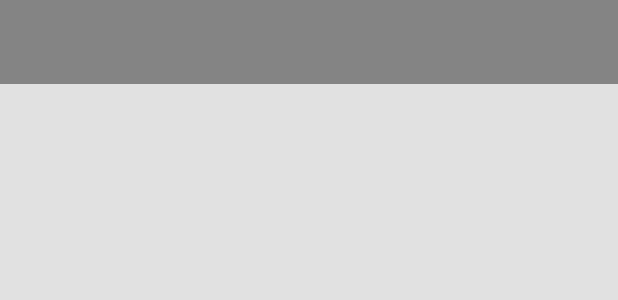
After one commit to FelipeCottaVivaldi/MovileUp, an Android app: the layout base_navigation_toolbar_activity.xml on its own in the app's theme, with its tools: preview values and no code run, on a phone screen of 412 x 824 dp. The commit adds this screen. Shown: the top 300 px of the screen. Run offline under Robolectric (Android 15) with nearby library versions, the phone set to English and light mode, and no system bars.

Commit message:
-SeasonDetailsToolbar

```diff
--- a/SeriesTracker/app/src/main/java/com/movile/up/seriestracker/interfaces/OnContentClickListener.java
+++ b/SeriesTracker/app/src/main/java/com/movile/up/seriestracker/interfaces/OnContentClickListener.java
@@ -1,8 +1,10 @@
 package com.movile.up.seriestracker.interfaces;
+
+import com.movile.up.seriestracker.model.Episode;
 
 /**
  * Created by android on 7/20/15.
  */
-public interface OnContentClickListener<X> {
-    public void OnEpisodesSuccess(X x);
+public interface OnContentClickListener{
+    public void onEpisodeClick(Episode episode);
 }
--- a/SeriesTracker/app/src/main/java/com/movile/up/seriestracker/presenter/EpisodeDetailsPresenter.java
+++ b/SeriesTracker/app/src/main/java/com/movile/up/seriestracker/presenter/EpisodeDetailsPresenter.java
@@ -20,8 +20,8 @@ public class EpisodeDetailsPresenter implements EpisodeDetailsCallback<Episode>{
         mContext = context;
     }
 
-    public void loadEpisode(){
-        new FetchLocalEpisodeDetailsRetrofit(mContext, this).loadEpisode("the-walking-dead", 5l, 8l);
+    public void loadEpisode(String show, Long season, Long episode){
+        new FetchLocalEpisodeDetailsRetrofit(mContext, this).loadEpisode(show, season, episode);
     }
 
     @Override
--- a/SeriesTracker/app/src/main/java/com/movile/up/seriestracker/presenter/EpisodesPresenter.java
+++ b/SeriesTracker/app/src/main/java/com/movile/up/seriestracker/presenter/EpisodesPresenter.java
@@ -24,8 +24,8 @@ public class EpisodesPresenter implements EpisodesCallBack<Episode> {
         mContext = context;
     }
 
-    public void loadEpisodes(){
-        new FetchLocalEpisodesRetrofit(mContext, this).loadEpisodes("the-walking-dead", 5l);
+    public void loadEpisodes(String show, Long season){
+        new FetchLocalEpisodesRetrofit(mContext, this).loadEpisodes(show, season);
     }
 
     @Override
--- /dev/null
+++ b/SeriesTracker/app/src/main/res/layout/base_navigation_toolbar_activity.xml
@@ -0,0 +1,17 @@
+<?xml version="1.0" encoding="utf-8"?>
+<RelativeLayout
+    xmlns:android="http://schemas.android.com/apk/res/android"
+    android:layout_width="match_parent"
+    android:layout_height="match_parent">
+
+    <FrameLayout
+        android:id="@+id/base_navigation_toolbar_content"
+        android:layout_width="match_parent"
+        android:layout_height="match_parent" />
+
+    <include layout="@layout/base_loading" />
+
+    <android.support.v7.widget.Toolbar
+        android:id="@+id/base_navigation_drawer_toolbar"
+        style="@style/AppTheme.Base.Navigation.Toolbar.Transparent" />
+</RelativeLayout>
--- a/SeriesTracker/app/src/main/res/values/colors.xml
+++ b/SeriesTracker/app/src/main/res/values/colors.xml
@@ -30,4 +30,10 @@
     <color name="list_view_background_color">#FFFFFF</color>
     <color name="episode_number_color">#FFFFFF</color>
 
+    <color name="base_navigation_toolbar_background">@color/default_color_first</color>
+    <color name="base_navigation_toolbar_transparent_background">#88333333</color>
+
+    <!-- Base Loading -->
+    <color name="base_loading_container_background">#99333333</color>
+
 </resources>
--- a/SeriesTracker/app/src/main/res/values/dimens.xml
+++ b/SeriesTracker/app/src/main/res/values/dimens.xml
@@ -15,4 +15,11 @@
 
     <!-- TO BE CONTINUED -->
 
+    <!-- Base Navigation Toolbar -->
+    <dimen name="base_navigation_toolbar_height">56dp</dimen>
+    <dimen name="base_navigation_toolbar_minHeight">@dimen/base_navigation_toolbar_height</dimen>
+
+    <!-- Base Loading -->
+    <dimen name="base_loading_progress_size">48dp</dimen>
+
 </resources>
--- a/SeriesTracker/app/src/main/res/values/styles.xml
+++ b/SeriesTracker/app/src/main/res/values/styles.xml
@@ -11,6 +11,36 @@
         <item name="android:windowBackground">@color/theme_windowBackground</item>
     </style>
 
+    <style name="AppTheme.Base" parent="AppTheme"></style>
+
+    <!-- Base Navigation -->
+    <style name="AppTheme.Base.Navigation"></style>
+
+    <style name="AppTheme.Base.Navigation.Toolbar">
+        <item name="android:layout_height">@dimen/base_navigation_toolbar_height</item>
+        <item name="android:layout_width">match_parent</item>
+        <item name="android:minHeight">@dimen/base_navigation_toolbar_minHeight</item>
+        <item name="android:background">@color/base_navigation_toolbar_background</item>
+    </style>
+
+    <style name="AppTheme.Base.Navigation.Toolbar.Transparent">
+        <item name="android:background">@color/base_navigation_toolbar_transparent_background</item>
+    </style>
+
+    <!-- Base Loading -->
+    <style name="AppTheme.Base.Loading"></style>
+
+    <style name="AppTheme.Base.Loading.Container">
+        <item name="android:background">@color/base_loading_container_background</item>
+        <item name="android:clickable">true</item>
+    </style>
+
+    <style name="AppTheme.Base.Loading.Progress">
+        <item name="android:layout_width">@dimen/base_loading_progress_size</item>
+        <item name="android:layout_height">@dimen/base_loading_progress_size</item>
+        <item name="android:indeterminate">true</item>
+    </style>
+
     <!-- TO BE CONTINUED -->
 
 </resources>
```
Also changed, not shown: SeriesTracker/app/src/main/java/com/movile/up/seriestracker/activity/BaseLoadingActivity.java (added, +21 -0 lines), SeriesTracker/app/src/main/java/com/movile/up/seriestracker/activity/BaseNavigationToolbarActivity.java (added, +44 -0 lines), SeriesTracker/app/src/main/java/com/movile/up/seriestracker/activity/EpisodeDetailsActivity.java (+24 -3 lines), SeriesTracker/app/src/main/java/com/movile/up/seriestracker/activity/SeasonDetailsActivity.java (+23 -6 lines), SeriesTracker/app/src/main/java/com/movile/up/seriestracker/adapter/EpisodesAdapter.java (+12 -3 lines), SeriesTracker/app/src/main/res/layout/base_loading.xml (added, +12 -0 lines).
